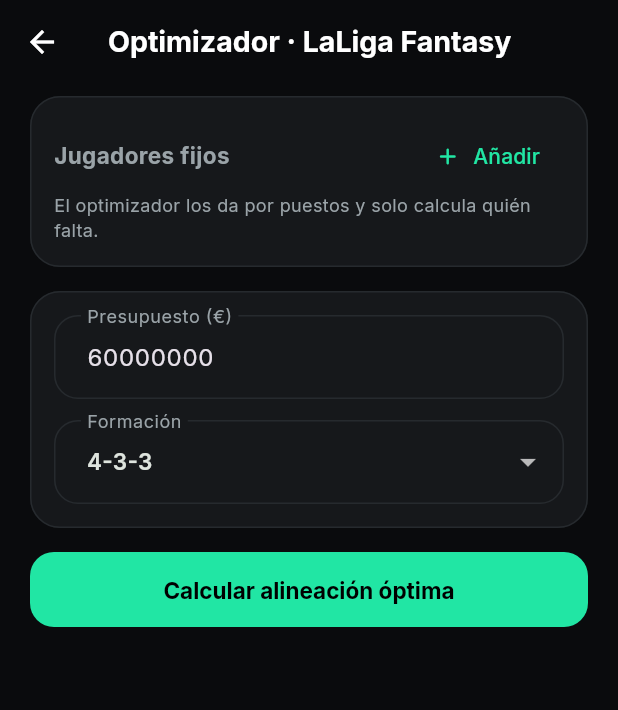
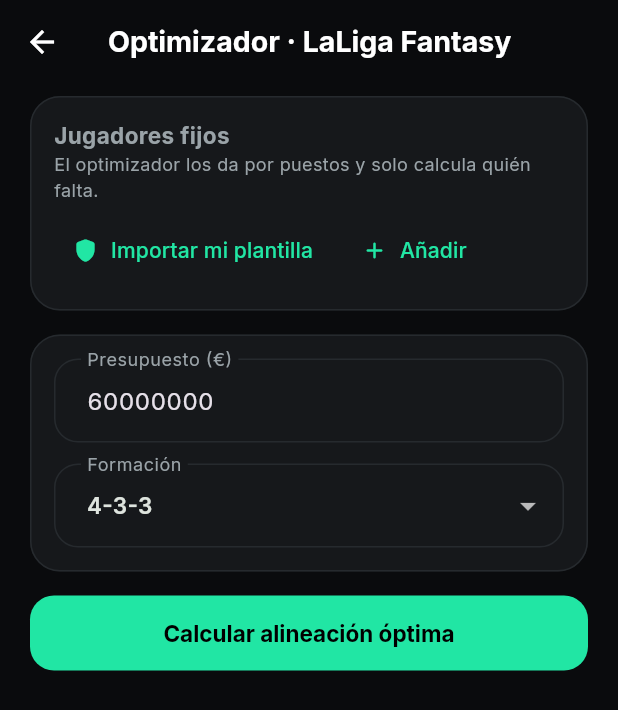
Before and after one commit to Eloyy93/fantasy-assistant, a Flutter app: the LineupScreen screen opened directly with empty values, on a phone screen of 412 x 824 dp. Shown: the top 710 px of the screen. Run offline on Flutter 3.47's test engine with Material 3 defaults, Android fonts, the phone set to English and light mode, and no system bars; our stand-ins replace firebase_core, firebase_messaging, fl_chart, flutter_svg, google_fonts, google_mobile_ads and 2 more; missing offline and left inert: dart:html, dart:ui_web; accounts and stored records are empty; network calls fail.

Commit message:
Optimizador: botón "Importar mi plantilla" en jugadores fijos
Carga el once titular actual (device_id + fuente) como fijos de golpe —
el usuario quita los que no quiera mantener y el optimizador rellena el
resto. También adopta la formación guardada de la plantilla importada.
Verificado en emulador: importa, respeta el fijo en el resultado y ajusta
el presupuesto restante correctamente.

```diff
--- a/app/lib/main.dart
+++ b/app/lib/main.dart
@@ -2420,6 +2420,7 @@
   bool _aplicando = false;
   String? _error;
   final List<Player> _fijos = [];
+  bool _importandoPlantilla = false;
 
   @override
   void dispose() {
@@ -2445,6 +2446,43 @@
 
   void _quitarFijo(Player jugador) {
     setState(() => _fijos.removeWhere((p) => p.id == jugador.id));
+  }
+
+  Future<void> _importarPlantilla() async {
+    setState(() => _importandoPlantilla = true);
+    try {
+      final deviceId = await getDeviceId();
+      final resultados = await Future.wait([
+        widget.api.getTeam(deviceId, source: widget.source),
+        widget.api.getFormacion(deviceId: deviceId, source: widget.source),
+      ]);
+      final equipo = resultados[0] as List<TeamPlayer>;
+      final formacion = resultados[1] as String;
+      // Solo el once titular (colocado en el campo) — los del banquillo no
+      // tienen un hueco de formación asociado que respetar.
+      final titulares = equipo.where((j) => j.slot != null).toList();
+      if (titulares.isEmpty) {
+        if (!mounted) return;
+        ScaffoldMessenger.of(context).showSnackBar(
+          const SnackBar(content: Text('Tu plantilla de esta fuente aún no tiene jugadores colocados en el campo')),
+        );
+        return;
+      }
+      setState(() {
+        _formacion = formacion;
+        for (final j in titulares) {
+          if (_fijos.any((p) => p.id == j.id)) continue;
+          _fijos.add(
+            Player(id: j.id, source: j.source, nombre: j.nombre, equipo: j.equipo, posicion: j.posicion, precio: j.precio, fotoUrl: j.fotoUrl),
+          );
+        }
+      });
+    } catch (e) {
+      if (!mounted) return;
+      ScaffoldMessenger.of(context).showSnackBar(SnackBar(content: Text('No se pudo importar la plantilla: $e')));
+    } finally {
+      if (mounted) setState(() => _importandoPlantilla = false);
+    }
   }
 
   Future<void> _calcular() async {
@@ -2532,13 +2570,24 @@
         child: Column(
           crossAxisAlignment: CrossAxisAlignment.start,
           children: [
-            Row(
+            const Text(
+              'Jugadores fijos',
+              style: TextStyle(fontWeight: FontWeight.w700, fontSize: 15),
+            ),
+            Text(
+              'El optimizador los da por puestos y solo calcula quién falta.',
+              style: const TextStyle(color: kTextSecondary, fontSize: 12),
+            ),
+            const SizedBox(height: 8),
+            Wrap(
+              spacing: 4,
               children: [
-                const Expanded(
-                  child: Text(
-                    'Jugadores fijos',
-                    style: TextStyle(fontWeight: FontWeight.w700, fontSize: 15),
-                  ),
+                TextButton.icon(
+                  onPressed: _importandoPlantilla ? null : _importarPlantilla,
+                  icon: _importandoPlantilla
+                      ? const SizedBox(height: 16, width: 16, child: CircularProgressIndicator(strokeWidth: 2, color: kMintAccent))
+                      : const Icon(Icons.shield_rounded, size: 18),
+                  label: Text(_importandoPlantilla ? 'Importando…' : 'Importar mi plantilla'),
                 ),
                 TextButton.icon(
                   onPressed: _elegirFijo,
@@ -2546,10 +2595,6 @@
                   label: const Text('Añadir'),
                 ),
               ],
-            ),
-            Text(
-              'El optimizador los da por puestos y solo calcula quién falta.',
-              style: const TextStyle(color: kTextSecondary, fontSize: 12),
             ),
             if (_fijos.isNotEmpty) ...[
               const SizedBox(height: 10),
@@ -2587,6 +2632,11 @@
             ),
             const SizedBox(height: 14),
             DropdownButtonFormField<String>(
+              // Con `key` distinta por formación, un cambio externo (ej. al
+              // importar la plantilla) fuerza a reconstruir el desplegable
+              // con el nuevo valor — initialValue por sí solo solo cuenta la
+              // primera vez, no en reconstrucciones posteriores.
+              key: ValueKey(_formacion),
               initialValue: _formacion,
               decoration: const InputDecoration(labelText: 'Formación'),
               dropdownColor: kSurfaceHighColor,
```
